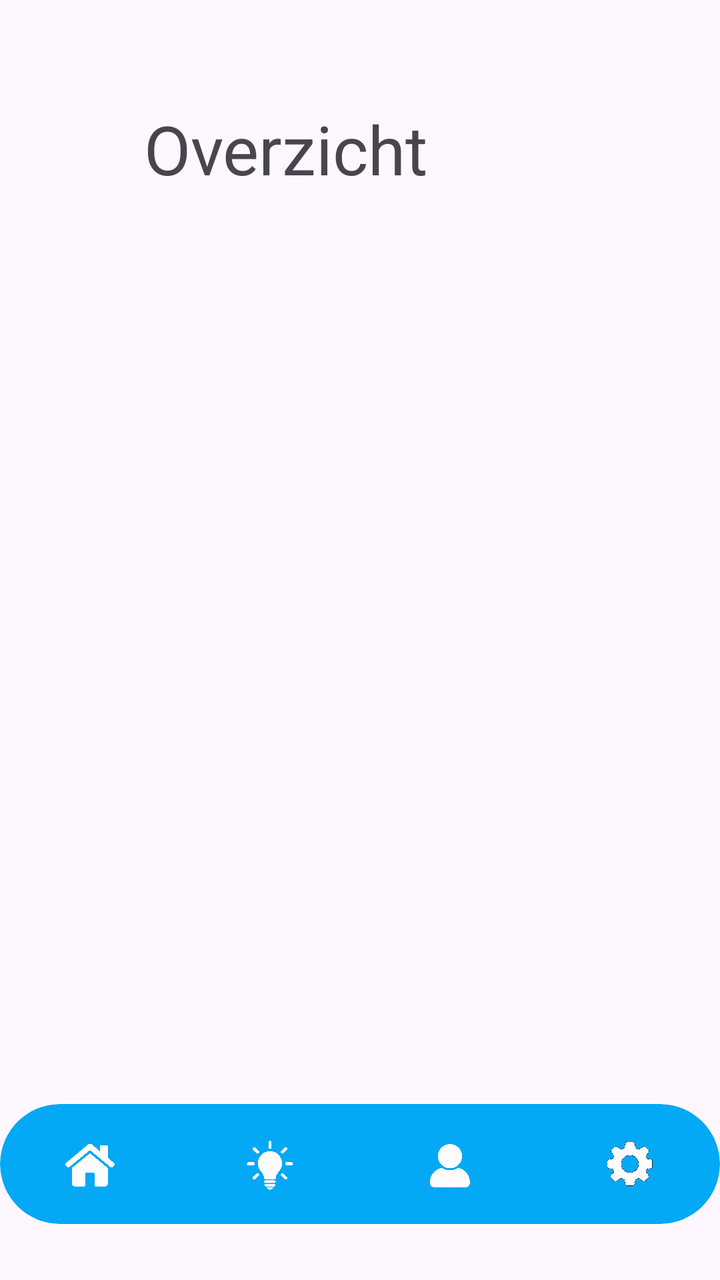
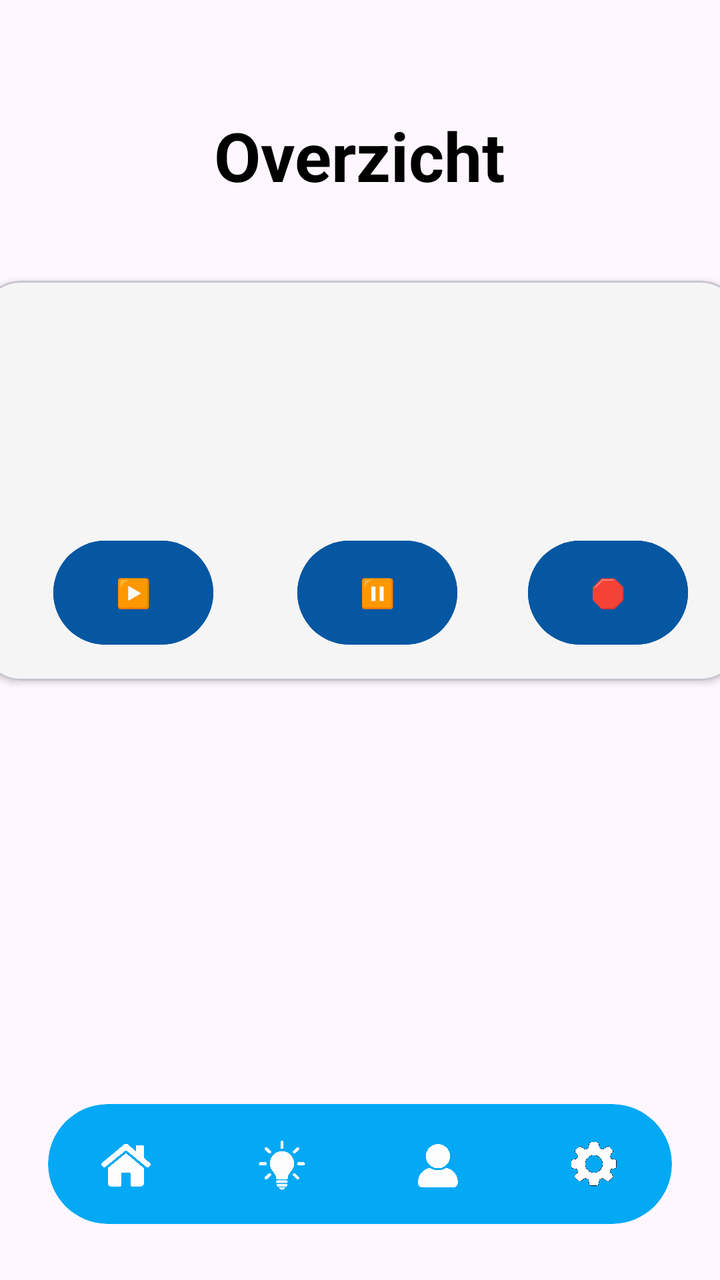

The first picture is an Android layout as it rendered before a commit; the second is the same layout after the commit. The layout source and the unified diff follow.
<!-- AndroidManifest.xml: application theme Theme.Homeassistantdasboard -->
<!-- res/layout/activity_dasboard.xml -->
<?xml version="1.0" encoding="utf-8"?>
<androidx.constraintlayout.widget.ConstraintLayout
    xmlns:android="http://schemas.android.com/apk/res/android"
    xmlns:app="http://schemas.android.com/apk/res-auto"
    xmlns:tools="http://schemas.android.com/tools"
    android:id="@+id/main"
    android:layout_width="match_parent"
    android:layout_height="match_parent"
    tools:context=".dasboard">


    <TextView
        android:id="@+id/textView2"
        android:layout_width="216dp"
        android:layout_height="54dp"
        android:text="Overzicht"
        android:textSize="34sp"
        app:layout_constraintBottom_toBottomOf="parent"
        app:layout_constraintEnd_toEndOf="parent"
        app:layout_constraintStart_toStartOf="parent"
        app:layout_constraintTop_toTopOf="parent"
        app:layout_constraintVertical_bias="0.088" />
    <com.google.android.material.card.MaterialCardView
        android:id="@+id/bottomBar"
        android:layout_width="360dp"
        android:layout_height="60dp"
        android:layout_marginBottom="28dp"
        app:cardBackgroundColor="#03A9F4"
        app:cardCornerRadius="30dp"
        app:cardElevation="0dp"
        app:layout_constraintBottom_toBottomOf="parent"
        app:layout_constraintEnd_toEndOf="parent"
        app:layout_constraintHorizontal_bias="0.49"
        app:layout_constraintStart_toStartOf="parent"
        app:strokeWidth="0dp">

        <LinearLayout
            android:layout_width="match_parent"
            android:layout_height="match_parent"
            android:orientation="horizontal"
            android:weightSum="4">

            
            <FrameLayout
                android:id="@+id/navItem1"
                android:layout_width="0dp"
                android:layout_height="match_parent"
                android:layout_weight="1">

                <ImageView
                    android:layout_width="30dp"
                    android:layout_height="30dp"
                    android:layout_gravity="center"
                    android:src="@drawable/house" />

            </FrameLayout>

            
            <FrameLayout
                android:id="@+id/navItem2"
                android:layout_width="0dp"
                android:layout_height="match_parent"
                android:layout_weight="1">

                <ImageView
                    android:layout_width="30dp"
                    android:layout_height="30dp"
                    android:layout_gravity="center"
                    android:src="@drawable/lamp" />


            </FrameLayout>

            
            <FrameLayout
                android:id="@+id/navItem3"
                android:layout_width="0dp"
                android:layout_height="match_parent"
                android:layout_weight="1">

                <ImageView
                    android:layout_width="30dp"
                    android:layout_height="30dp"
                    android:layout_gravity="center"
                    android:src="@drawable/usr" />


            </FrameLayout>


            <FrameLayout
                android:id="@+id/navItem4"
                android:layout_width="0dp"
                android:layout_height="match_parent"
                android:layout_weight="1">

                <ImageView
                    android:layout_width="30dp"
                    android:layout_height="30dp"
                    android:layout_gravity="center"
                    android:src="@drawable/settings1" />

            </FrameLayout>

        </LinearLayout>

    </com.google.android.material.card.MaterialCardView>

</androidx.constraintlayout.widget.ConstraintLayout>
<!-- resources referenced by this layout -->
<resources>
  <!-- drawable house: png bitmap (drawable, 434060 bytes) -->
  <!-- drawable lamp: png bitmap (drawable, 342665 bytes) -->
  <!-- drawable settings1: png bitmap (drawable, 500232 bytes) -->
  <!-- drawable usr: png bitmap (drawable, 377254 bytes) -->
  <style name="Theme.Homeassistantdasboard" parent="Base.Theme.Homeassistantdasboard" />
  <style name="Base.Theme.Homeassistantdasboard" parent="Theme.Material3.DayNight.NoActionBar">
          
          
      </style>
</resources>

<!-- the commit's change to res/layout/activity_dasboard.xml (unified diff, before → after) -->
@@ -8,31 +8,102 @@
     android:layout_height="match_parent"
     tools:context=".dasboard">
 
-
+    
     <TextView
         android:id="@+id/textView2"
-        android:layout_width="216dp"
-        android:layout_height="54dp"
+        android:layout_width="wrap_content"
+        android:layout_height="wrap_content"
         android:text="Overzicht"
         android:textSize="34sp"
-        app:layout_constraintBottom_toBottomOf="parent"
+        android:textStyle="bold"
+        android:textColor="#000000"
+        app:layout_constraintTop_toTopOf="parent"
+        app:layout_constraintStart_toStartOf="parent"
+        app:layout_constraintEnd_toEndOf="parent"
+        android:layout_marginTop="55dp" />
+
+    
+    <com.google.android.material.card.MaterialCardView
+        android:id="@+id/musicCard"
+        android:layout_width="380dp"
+        android:layout_height="200dp"
+        android:layout_marginStart="24dp"
+        android:layout_marginTop="40dp"
+        android:layout_marginEnd="24dp"
+        app:cardBackgroundColor="#F5F5F5"
+        app:cardCornerRadius="20dp"
+        app:cardElevation="2dp"
         app:layout_constraintEnd_toEndOf="parent"
         app:layout_constraintStart_toStartOf="parent"
-        app:layout_constraintTop_toTopOf="parent"
-        app:layout_constraintVertical_bias="0.088" />
+        app:layout_constraintTop_toBottomOf="@id/textView2">
+
+        <androidx.constraintlayout.widget.ConstraintLayout
+            android:layout_width="match_parent"
+            android:layout_height="match_parent">
+
+            <Button
+                android:id="@+id/playButton2"
+                android:layout_width="80dp"
+                android:layout_height="60dp"
+                android:text="▶️"
+                android:backgroundTint="#0557A2"
+                android:textAllCaps="false"
+                app:iconSize="20dp"
+                app:layout_constraintBottom_toBottomOf="parent"
+                app:layout_constraintEnd_toEndOf="parent"
+                app:layout_constraintHorizontal_bias="0.121"
+                app:layout_constraintStart_toStartOf="parent"
+                app:layout_constraintTop_toTopOf="parent"
+                app:layout_constraintVertical_bias="0.9" />
+
+            <Button
+                android:id="@+id/pauseButton2"
+                android:layout_width="80dp"
+                android:layout_height="60dp"
+                android:layout_marginStart="122dp"
+                android:text="⏸"
+                android:backgroundTint="#0557A2"
+                android:textAllCaps="false"
+                app:layout_constraintBottom_toBottomOf="parent"
+                app:layout_constraintEnd_toEndOf="parent"
+                app:layout_constraintHorizontal_bias="0.0"
+                app:layout_constraintStart_toStartOf="@+id/playButton2"
+                app:layout_constraintTop_toTopOf="parent"
+                app:layout_constraintVertical_bias="0.9" />
+
+            <Button
+                android:id="@+id/stopButton"
+                android:layout_width="80dp"
+                android:layout_height="60dp"
+                android:text="🛑"
+                android:textAllCaps="false"
+                android:backgroundTint="#0557A2"
+                app:layout_constraintBottom_toBottomOf="parent"
+                app:layout_constraintEnd_toEndOf="parent"
+                app:layout_constraintHorizontal_bias="0.912"
+                app:layout_constraintStart_toStartOf="parent"
+                app:layout_constraintTop_toTopOf="parent"
+                app:layout_constraintVertical_bias="0.9" />
+        </androidx.constraintlayout.widget.ConstraintLayout>
+
+    </com.google.android.material.card.MaterialCardView>
+
+
+
     <com.google.android.material.card.MaterialCardView
         android:id="@+id/bottomBar"
-        android:layout_width="360dp"
+        android:layout_width="0dp"
         android:layout_height="60dp"
+        android:layout_marginStart="24dp"
+        android:layout_marginEnd="24dp"
         android:layout_marginBottom="28dp"
         app:cardBackgroundColor="#03A9F4"
         app:cardCornerRadius="30dp"
         app:cardElevation="0dp"
+        app:strokeWidth="0dp"
         app:layout_constraintBottom_toBottomOf="parent"
-        app:layout_constraintEnd_toEndOf="parent"
-        app:layout_constraintHorizontal_bias="0.49"
         app:layout_constraintStart_toStartOf="parent"
-        app:strokeWidth="0dp">
+        app:layout_constraintEnd_toEndOf="parent">
 
         <LinearLayout
             android:layout_width="match_parent"
@@ -45,60 +116,74 @@
                 android:id="@+id/navItem1"
                 android:layout_width="0dp"
                 android:layout_height="match_parent"
-                android:layout_weight="1">
+                android:layout_weight="1"
+                android:clickable="true"
+                android:focusable="true">
 
                 <ImageView
                     android:layout_width="30dp"
                     android:layout_height="30dp"
                     android:layout_gravity="center"
-                    android:src="@drawable/house" />
+                    android:src="@drawable/house"
+                    android:contentDescription="Home" />
 
             </FrameLayout>
+
 
             
             <FrameLayout
                 android:id="@+id/navItem2"
                 android:layout_width="0dp"
                 android:layout_height="match_parent"
-                android:layout_weight="1">
+                android:layout_weight="1"
+                android:clickable="true"
+                android:focusable="true">
 
                 <ImageView
                     android:layout_width="30dp"
                     android:layout_height="30dp"
                     android:layout_gravity="center"
-                    android:src="@drawable/lamp" />
-
+                    android:src="@drawable/lamp"
+                    android:contentDescription="Lamp" />
 
             </FrameLayout>
+
 
             
             <FrameLayout
                 android:id="@+id/navItem3"
                 android:layout_width="0dp"
                 android:layout_height="match_parent"
-                android:layout_weight="1">
+                android:layout_weight="1"
+                android:clickable="true"
+                android:focusable="true">
 
                 <ImageView
                     android:layout_width="30dp"
                     android:layout_height="30dp"
                     android:layout_gravity="center"
-                    android:src="@drawable/usr" />
-
+                    android:src="@drawable/usr"
+                    android:contentDescription="Gebruiker" />
 
             </FrameLayout>
 
 
+            
             <FrameLayout
                 android:id="@+id/navItem4"
                 android:layout_width="0dp"
                 android:layout_height="match_parent"
-                android:layout_weight="1">
+                android:layout_weight="1"
+                android:clickable="true"
+                android:focusable="true">
 
                 <ImageView
+                    android:id="@+id/settingsbutton"
                     android:layout_width="30dp"
                     android:layout_height="30dp"
                     android:layout_gravity="center"
-                    android:src="@drawable/settings1" />
+                    android:src="@drawable/settings1"
+                    android:contentDescription="Instellingen" />
 
             </FrameLayout>
 
